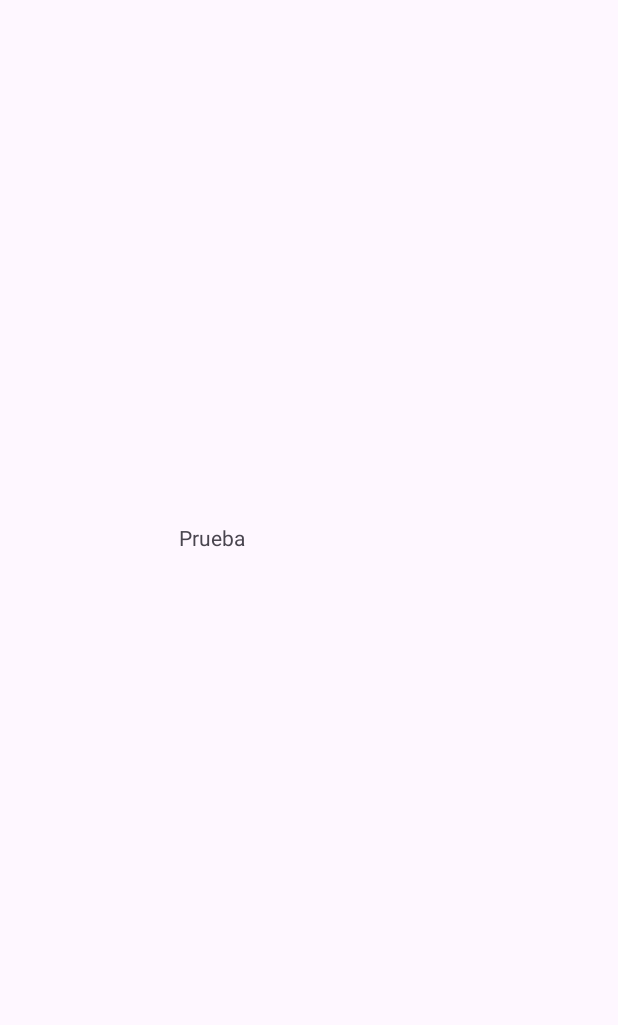
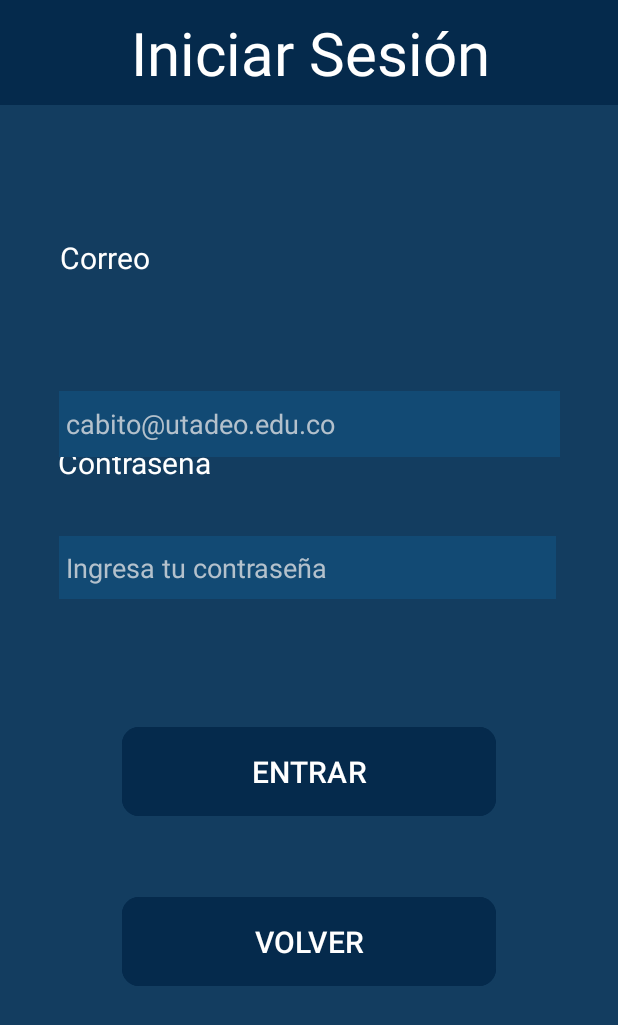
Before and after one commit to JHONATANGold/TADEO_NOW, an Android app: the LoginActivity screen opened directly, with no data from a screen before it, on a phone screen of 412 x 824 dp. Before the commit the part shown is almost empty. Shown: the top 1025 px of the screen. Run offline under Robolectric (Android 15) with nearby library versions, the phone set to English and light mode, and no system bars.

Commit message:
Cuarto commit
Signed-off-by: Pecas321 <danielc.salinasr@utadeo.edu.co>

```diff
--- a/app/src/main/java/com/example/tadeonow/MainActivity.kt
+++ b/app/src/main/java/com/example/tadeonow/MainActivity.kt
@@ -30,4 +30,6 @@ class MainActivity : AppCompatActivity() {
             startActivity(intent)
         }
     }
+
+
 }
--- a/app/src/main/res/layout/activity_login.xml
+++ b/app/src/main/res/layout/activity_login.xml
@@ -4,15 +4,113 @@
     xmlns:tools="http://schemas.android.com/tools"
     android:layout_width="match_parent"
     android:layout_height="match_parent"
+    android:background="#133D60"
     tools:context=".LoginActivity">
 
-    <TextView
-        android:id="@+id/textView"
-        android:layout_width="173dp"
-        android:layout_height="127dp"
-        android:text="Prueba"
+    <Button
+        android:id="@+id/Bt_volver"
+        android:layout_width="249dp"
+        android:layout_height="67dp"
+        android:backgroundTint="#052A4C"
+        android:text="VOLVER"
+        android:textSize="20sp"
+        app:cornerRadius="11dp"
         app:layout_constraintBottom_toBottomOf="parent"
         app:layout_constraintEnd_toEndOf="parent"
         app:layout_constraintStart_toStartOf="parent"
-        app:layout_constraintTop_toTopOf="parent" />
+        app:layout_constraintTop_toBottomOf="@+id/ViewIniciarSesión"
+        app:layout_constraintVertical_bias="0.763" />
+
+    <Button
+        android:id="@+id/Bt_entrar"
+        android:layout_width="249dp"
+        android:layout_height="67dp"
+        android:backgroundTint="#052A4C"
+        android:text="ENTRAR"
+        android:textSize="20sp"
+        app:cornerRadius="11dp"
+        app:layout_constraintBottom_toBottomOf="parent"
+        app:layout_constraintEnd_toEndOf="parent"
+        app:layout_constraintStart_toStartOf="parent"
+        app:layout_constraintTop_toBottomOf="@+id/ViewIniciarSesión"
+        app:layout_constraintVertical_bias="0.598" />
+
+    <TextView
+        android:id="@+id/ViewContraseña"
+        android:layout_width="wrap_content"
+        android:layout_height="wrap_content"
+        android:text="Contraseña"
+        android:textColor="#FFFFFF"
+        android:textSize="20sp"
+        app:layout_constraintBottom_toBottomOf="parent"
+        app:layout_constraintEnd_toEndOf="parent"
+        app:layout_constraintHorizontal_bias="0.126"
+        app:layout_constraintStart_toStartOf="parent"
+        app:layout_constraintTop_toTopOf="parent"
+        app:layout_constraintVertical_bias="0.37" />
+
+    <TextView
+        android:id="@+id/ViewCorreo"
+        android:layout_width="wrap_content"
+        android:layout_height="wrap_content"
+        android:text="Correo"
+        android:textColor="#FFFFFF"
+        android:textSize="20sp"
+        app:layout_constraintBottom_toBottomOf="parent"
+        app:layout_constraintEnd_toEndOf="parent"
+        app:layout_constraintHorizontal_bias="0.114"
+        app:layout_constraintStart_toStartOf="parent"
+        app:layout_constraintTop_toTopOf="parent"
+        app:layout_constraintVertical_bias="0.198" />
+
+    <EditText
+        android:id="@+id/cajacontraseñainiciarsesion"
+        android:layout_width="331dp"
+        android:layout_height="42dp"
+        android:background="#124A74"
+        android:ems="10"
+        android:inputType="text"
+        android:text=" Ingresa tu contraseña"
+        android:textColor="#B4C1CC"
+        app:cornerRadius="50dp"
+        app:layout_constraintBottom_toBottomOf="parent"
+        app:layout_constraintEnd_toEndOf="parent"
+        app:layout_constraintHorizontal_bias="0.487"
+        app:layout_constraintStart_toStartOf="parent"
+        app:layout_constraintTop_toBottomOf="@+id/ViewIniciarSesión"
+        app:layout_constraintVertical_bias="0.404" />
+
+    <EditText
+        android:id="@+id/cajacorreoiniciarsesion"
+        android:layout_width="334dp"
+        android:layout_height="44dp"
+        android:layout_marginBottom="452dp"
+        android:background="#124A74"
+        android:ems="10"
+        android:inputType="text"
+        android:text=" cabito@utadeo.edu.co"
+        android:textColor="#B4C1CC"
+        app:cornerRadius="100000dp"
+        app:layout_constraintBottom_toBottomOf="parent"
+        app:layout_constraintEnd_toEndOf="parent"
+        app:layout_constraintStart_toStartOf="parent"
+        app:layout_constraintTop_toBottomOf="@+id/ViewIniciarSesión"
+        app:layout_constraintVertical_bias="0.739" />
+
+    <TextView
+        android:id="@+id/ViewIniciarSesión"
+        android:layout_width="420dp"
+        android:layout_height="70dp"
+        android:background="#052A4C"
+        android:gravity="center"
+        android:text="Iniciar Sesión"
+        android:textColor="#FFFFFF"
+        android:textSize="40sp"
+        android:textStyle="normal"
+        app:layout_constraintBottom_toBottomOf="parent"
+        app:layout_constraintEnd_toEndOf="parent"
+        app:layout_constraintHorizontal_bias="0.555"
+        app:layout_constraintStart_toStartOf="parent"
+        app:layout_constraintTop_toTopOf="parent"
+        app:layout_constraintVertical_bias="0.0" />
 </androidx.constraintlayout.widget.ConstraintLayout>
--- a/app/src/main/res/layout/activity_register.xml
+++ b/app/src/main/res/layout/activity_register.xml
@@ -141,7 +141,7 @@
         app:layout_constraintVertical_bias="0.217" />
 
     <EditText
-        android:id="@+id/cajaNombre"
+        android:id="@+id/cajacorreoiniciarsesion"
         android:layout_width="363dp"
         android:layout_height="54dp"
         android:background="#124A74"
```
